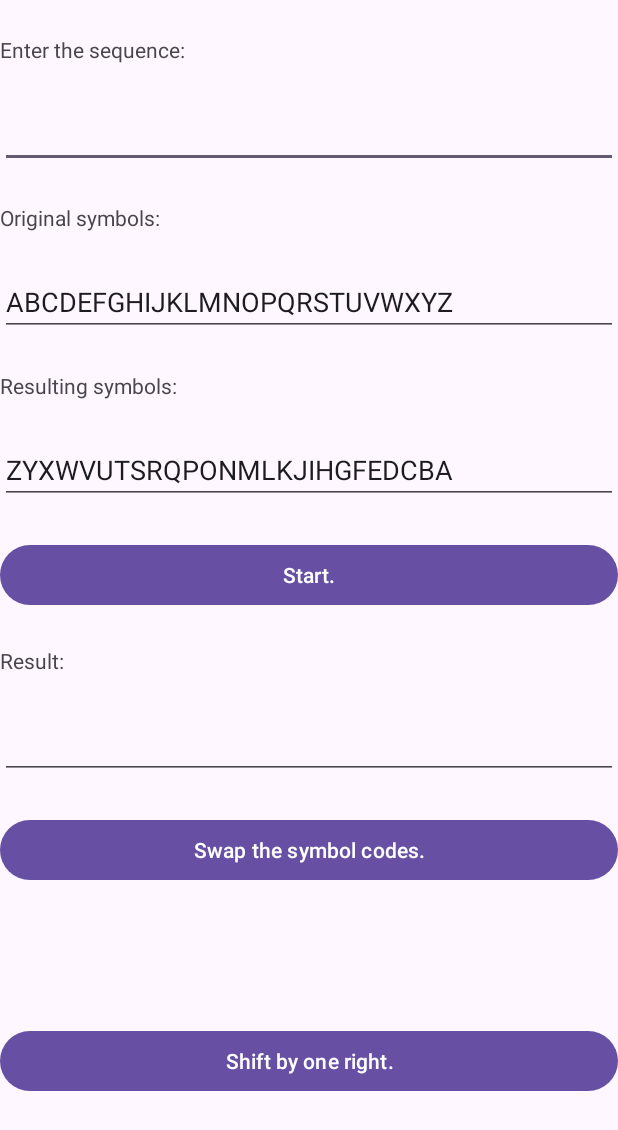
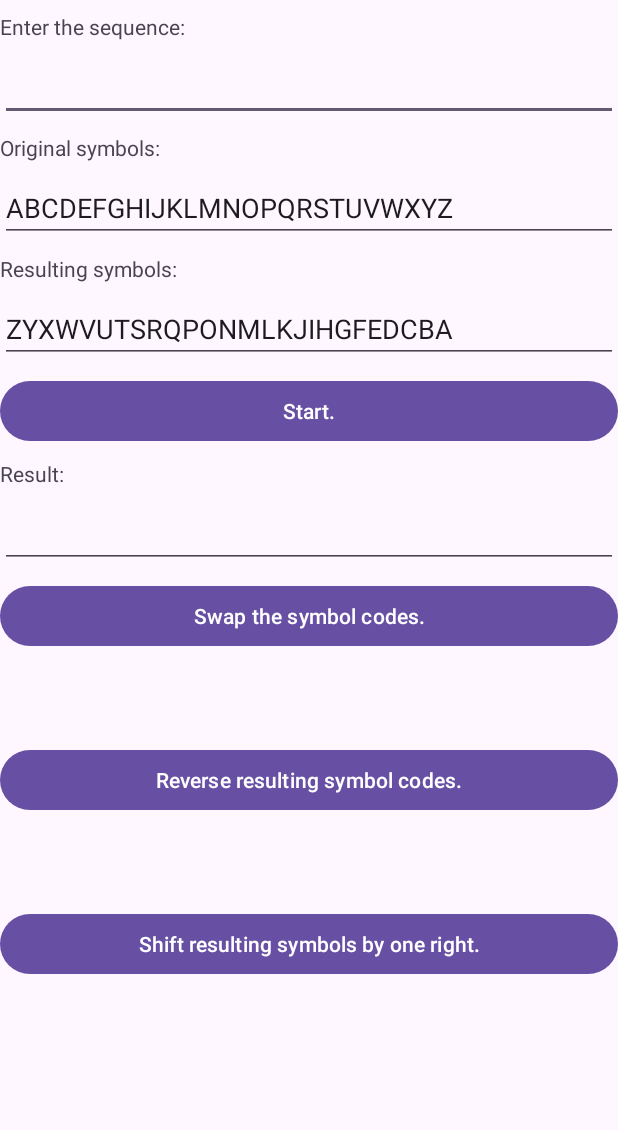
Before and after one commit to Revenge-of-Shadow/De-cipher, an Android app: the ReplacementActivity screen opened directly, with no data from a screen before it, on a phone screen of 412 x 824 dp. Shown: the top 1130 px of the screen. Run offline under Robolectric (Android 15) with nearby library versions, the phone set to English and light mode, and no system bars; our stand-ins replace navigation-ui.

Commit message:
Further improved Replacement.

```diff
--- a/app/src/main/java/com/lonerltd/ReplacementActivity.java
+++ b/app/src/main/java/com/lonerltd/ReplacementActivity.java
@@ -23,7 +23,7 @@ import com.lonerltd.databinding.ActivitySimpleShiftBinding;
 
 public class ReplacementActivity extends AppCompatActivity {
 
-    Button btStart, btSwap, btShift;
+    Button btStart, btSwap, btShift, btReverse;
     EditText etInput, etOutput, etOSymbols, etSymbols;
 
     View.OnClickListener oclBtStart  = view -> {
@@ -65,6 +65,14 @@ public class ReplacementActivity extends AppCompatActivity {
         etSymbols.setText(rsymbols);
     };
 
+    View.OnClickListener oclBtReverse = view ->{
+        String rsymbols = String.valueOf(etSymbols.getText());
+        String res = "";
+        for (int ind = rsymbols.length()-1; ind >=0; ++ind, res+=rsymbols.charAt(ind)){}
+
+        etSymbols.setText(res);
+    };
+
     @Override
     public void onCreate(@Nullable Bundle savedInstanceState) {
         super.onCreate(savedInstanceState);
@@ -73,6 +81,7 @@ public class ReplacementActivity extends AppCompatActivity {
         btStart = (Button) findViewById(R.id.btRStart);
         btSwap = (Button) findViewById(R.id.btRSwap);
         btShift = (Button) findViewById(R.id.btRShift);
+        btReverse = (Button) findViewById(R.id.btRReverse);
         etInput = (EditText) findViewById(R.id.etREnter);
         etOutput = (EditText) findViewById(R.id.etRResult);
         etOSymbols = (EditText) findViewById(R.id.etROSymbols);
@@ -81,6 +90,7 @@ public class ReplacementActivity extends AppCompatActivity {
         btStart.setOnClickListener(oclBtStart);
         btSwap.setOnClickListener(oclBtSwap);
         btShift.setOnClickListener(oclBtShift);
+        btReverse.setOnClickListener(oclBtReverse);
 
     }
 }
--- a/app/src/main/res/layout/activity_replacement.xml
+++ b/app/src/main/res/layout/activity_replacement.xml
@@ -103,6 +103,15 @@
         app:layout_constraintStart_toStartOf="parent"
         app:layout_constraintEnd_toEndOf="parent"
         app:layout_constraintTop_toBottomOf="@+id/tvRResult"
+        app:layout_constraintBottom_toTopOf="@+id/btRReverse"/>
+    <Button
+        android:id="@+id/btRReverse"
+        android:layout_width="match_parent"
+        android:layout_height="wrap_content"
+        android:text="@string/reverse_the_symbol_codes"
+        app:layout_constraintStart_toStartOf="parent"
+        app:layout_constraintEnd_toEndOf="parent"
+        app:layout_constraintTop_toBottomOf="@+id/btRSwap"
         app:layout_constraintBottom_toTopOf="@+id/btRShift"/>
     <Button
         android:id="@+id/btRShift"
--- a/app/src/main/res/values/strings.xml
+++ b/app/src/main/res/values/strings.xml
@@ -19,5 +19,6 @@
     <string name="resulting_symbols">Resulting symbols:</string>
     <string name="swap_the_symbol_codes">Swap the symbol codes.</string>
     <string name="symbol_replacement">Symbol replacement</string>
-    <string name="shift_by_one_right">Shift by one right.</string>
+    <string name="shift_by_one_right">Shift resulting symbols by one right.</string>
+    <string name="reverse_the_symbol_codes">Reverse resulting symbol codes.</string>
 </resources>
```
